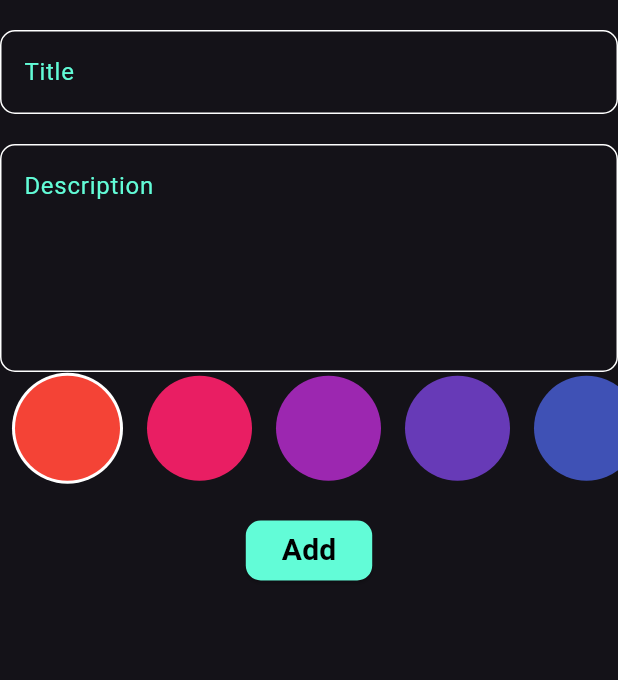
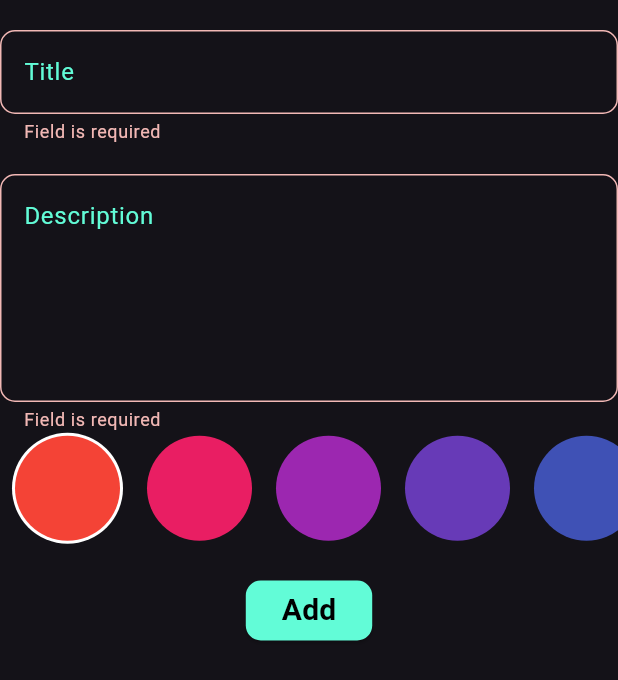
Before and after one commit to MahmoudAbuelazm/notes-app, a Flutter app: the AddNoteForm widget shown alone on an empty page, opened directly, after a tap on "Add", on a phone screen of 412 x 824 dp. Shown: the top 680 px of the screen. Run offline on Flutter 3.47's test engine with Material 3 defaults, Android fonts, the phone set to English and light mode, and no system bars; our stand-ins replace bloc, flutter_bloc, font_awesome_flutter, hive, hive_flutter; accounts and stored records are empty.

```diff
--- a/lib/cubits/notes_cubit/notes_cubit.dart
+++ b/lib/cubits/notes_cubit/notes_cubit.dart
@@ -10,9 +10,9 @@ part 'notes_state.dart';
 class NotesCubit extends Cubit<NotesState> {
   NotesCubit() : super(NotesInitial());
 
-  List<NoteModel>? notes;
+   List<NoteModel>? notes;
 
-  fetchAllNotes() {
+  fetchAllNotes()  {
     var notesBox = Hive.box<NoteModel>(
       kNotesBox,
     );
--- a/lib/cubits/notes_cubit/notes_state.dart
+++ b/lib/cubits/notes_cubit/notes_state.dart
@@ -1,7 +1,7 @@
 part of 'notes_cubit.dart';
 
 @immutable
-sealed class NotesState {}
+abstract class NotesState {}
 
 final class NotesInitial extends NotesState {}
 
--- a/lib/sections/add_note_form.dart
+++ b/lib/sections/add_note_form.dart
@@ -4,7 +4,7 @@ import 'package:intl/intl.dart';
 import 'package:note_app/cubits/add_note_cubit/add_note_cubit.dart';
 import 'package:note_app/models/note_model.dart';
 
-import '../constanst.dart';
+import '../widgets/colors_list_view.dart';
 import '../widgets/custom_button.dart';
 import '../widgets/custom_text_filed.dart';
 
@@ -24,7 +24,9 @@ class _AddNoteFormState extends State<AddNoteForm> {
   String? title, description;
   @override
   Widget build(BuildContext context) {
-    return Column(
+    return Form(
+      key: formKey,
+      child: Column(
         children: [
           const SizedBox(height: 20),
           CustomTextField(
@@ -58,7 +60,7 @@ class _AddNoteFormState extends State<AddNoteForm> {
                           date: formattedDate,
                           color: Colors.blue.value);
                       BlocProvider.of<AddNoteCubit>(context).addNote(note);
-                    Navigator.pop(context);
+
                     } else {
                       autovalidateMode = AutovalidateMode.always;
                       setState(() {});
@@ -67,66 +69,6 @@ class _AddNoteFormState extends State<AddNoteForm> {
             },
           )
         ],
-    );
-  }
-}
-
-class ColorItem extends StatelessWidget {
-  const ColorItem({super.key, required this.isActive, required this.color});
-  final bool isActive;
-  final Color color;
-  @override
-  Widget build(BuildContext context) {
-    return isActive
-        ? CircleAvatar(
-            backgroundColor: Colors.white,
-            radius: 37,
-            child: CircleAvatar(
-              radius: 35,
-              backgroundColor: color,
-            ),
-          )
-        : CircleAvatar(
-            radius: 35,
-            backgroundColor: color,
-          );
-  }
-}
-
-class ColorsListView extends StatefulWidget {
-  const ColorsListView({super.key});
-
-  @override
-  State<ColorsListView> createState() => _ColorsListViewState();
-}
-
-class _ColorsListViewState extends State<ColorsListView> {
-  int currentIndex = 0;
-
-
-  @override
-  Widget build(BuildContext context) {
-    return SizedBox(
-      height: 75,
-      child: ListView.builder(
-        scrollDirection: Axis.horizontal,
-        itemCount: kColorList.length,
-        itemBuilder: (context, index) {
-          return Padding(
-            padding: const EdgeInsets.symmetric(horizontal: 8.0),
-            child: InkWell(
-              onTap: () {
-                currentIndex = index;
-                BlocProvider.of<AddNoteCubit>(context).color = kColorList[index];
-                setState(() {});
-              },
-              child: ColorItem(
-                isActive: currentIndex == index,
-                color: kColorList[index],
-              ),
-            ),
-          );
-        },
       ),
     );
   }
--- /dev/null
+++ b/lib/widgets/color_item.dart
@@ -0,0 +1,24 @@
+
+import 'package:flutter/material.dart';
+
+class ColorItem extends StatelessWidget {
+  const ColorItem({super.key, required this.isActive, required this.color});
+  final bool isActive;
+  final Color color;
+  @override
+  Widget build(BuildContext context) {
+    return isActive
+        ? CircleAvatar(
+            backgroundColor: Colors.white,
+            radius: 37,
+            child: CircleAvatar(
+              radius: 35,
+              backgroundColor: color,
+            ),
+          )
+        : CircleAvatar(
+            radius: 35,
+            backgroundColor: color,
+          );
+  }
+}
--- /dev/null
+++ b/lib/widgets/colors_list_view.dart
@@ -0,0 +1,46 @@
+
+import 'package:flutter/material.dart';
+import 'package:flutter_bloc/flutter_bloc.dart';
+
+import '../constanst.dart';
+import '../cubits/add_note_cubit/add_note_cubit.dart';
+import 'color_item.dart';
+
+class ColorsListView extends StatefulWidget {
+  const ColorsListView({super.key});
+
+  @override
+  State<ColorsListView> createState() => _ColorsListViewState();
+}
+
+class _ColorsListViewState extends State<ColorsListView> {
+  int currentIndex = 0;
+
+  @override
+  Widget build(BuildContext context) {
+    return SizedBox(
+      height: 75,
+      child: ListView.builder(
+        scrollDirection: Axis.horizontal,
+        itemCount: kColorList.length,
+        itemBuilder: (context, index) {
+          return Padding(
+            padding: const EdgeInsets.symmetric(horizontal: 8.0),
+            child: InkWell(
+              onTap: () {
+                currentIndex = index;
+                BlocProvider.of<AddNoteCubit>(context).color =
+                    kColorList[index];
+                setState(() {});
+              },
+              child: ColorItem(
+                isActive: currentIndex == index,
+                color: kColorList[index],
+              ),
+            ),
+          );
+        },
+      ),
+    );
+  }
+}
--- a/lib/widgets/notes_list_view.dart
+++ b/lib/widgets/notes_list_view.dart
@@ -18,8 +18,8 @@ class NotesListView extends StatelessWidget {
             padding: const EdgeInsets.all(0),
             itemCount: notes.length,
             itemBuilder: (context, index) {
-              return  Padding(
-                padding:const EdgeInsets.symmetric(vertical: 4),
+              return Padding(
+                padding: const EdgeInsets.symmetric(vertical: 4),
                 child: NoteItem(
                   note: notes[index],
                 ),
```
Also changed, not shown: lib/sections/edit_view_body.dart (+1 -50 lines), lib/views/notes_view.dart (+14 -1 lines), lib/widgets/edit_note_color_list.dart (added, +54 -0 lines). Lines whose indentation alone changed are shown as unchanged.
